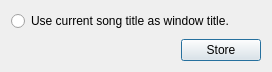
Old version of the form configform.ui in the repository sirherrbatka/nocturn.
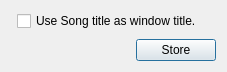
New version of the form.

The edit to the form file:
```diff
--- a/configform.ui
+++ b/configform.ui
@@ -6,7 +6,7 @@
    <rect>
     <x>0</x>
     <y>0</y>
-    <width>272</width>
+    <width>227</width>
     <height>72</height>
    </rect>
   </property>
@@ -19,10 +19,10 @@
      <property name="fieldGrowthPolicy">
       <enum>QFormLayout::ExpandingFieldsGrow</enum>
      </property>
-     <item row="0" column="0">
-      <widget class="QRadioButton" name="mSongAsWindowTitle">
+     <item row="0" column="1">
+      <widget class="QCheckBox" name="mSongAsWindowTitle">
        <property name="text">
-        <string>Use current song title as window title.</string>
+        <string>Use Song title as window title.</string>
        </property>
       </widget>
      </item>
```
